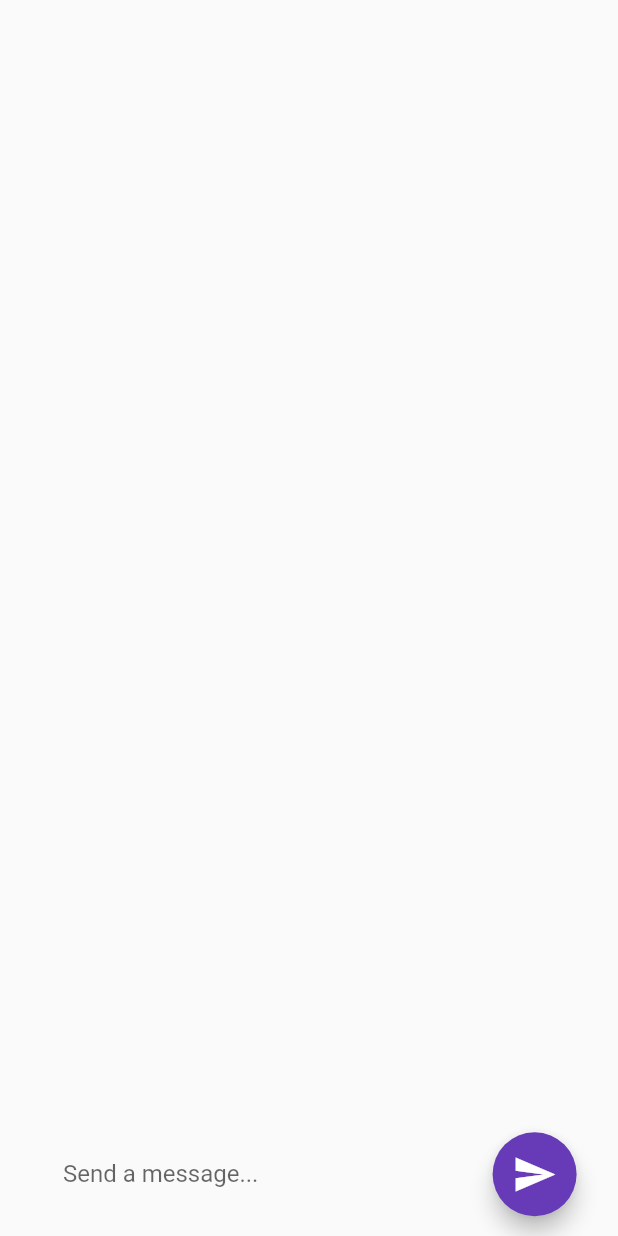
After one commit to filippoveggo/TPSIT2020, a Flutter app: the ChatPage screen opened directly, after a tap on the "send" icon, on a phone screen of 412 x 824 dp. The commit adds this screen. Run offline on Flutter 3.47's test engine with Material 2 defaults, Android fonts, the phone set to English and light mode, and no system bars; our stand-ins replace bubble, bubble_bottom_bar.

Commit message:
Fixed client access

```diff
--- /dev/null
+++ b/chatroom/client/lib/pages/ciao.dart
@@ -0,0 +1,149 @@
+import 'dart:convert';
+
+import 'package:flutter/material.dart';
+
+class ChatPage extends StatefulWidget {
+  @override
+  _ChatPageState createState() => _ChatPageState();
+}
+
+class _ChatPageState extends State<ChatPage> {
+  SocketIO socketIO;
+  List<String> messages;
+  double height, width;
+  TextEditingController textController;
+  ScrollController scrollController;
+
+  @override
+  void initState() {
+    //Initializing the message list
+    messages = List<String>();
+    //Initializing the TextEditingController and ScrollController
+    textController = TextEditingController();
+    scrollController = ScrollController();
+    //Creating the socket
+    socketIO = SocketIOManager().createSocketIO(
+      '<ENTER THE URL OF YOUR DEPLOYED APP>',
+      '/',
+    );
+    //Call init before doing anything with socket
+    socketIO.init();
+    //Subscribe to an event to listen to
+    socketIO.subscribe('receive_message', (jsonData) {
+      //Convert the JSON data received into a Map
+      Map<String, dynamic> data = json.decode(jsonData);
+      this.setState(() => messages.add(data['message']));
+      scrollController.animateTo(
+        scrollController.position.maxScrollExtent,
+        duration: Duration(milliseconds: 600),
+        curve: Curves.ease,
+      );
+    });
+    //Connect to the socket
+    socketIO.connect();
+    super.initState();
+  }
+
+  Widget buildSingleMessage(int index) {
+    return Container(
+      alignment: Alignment.centerLeft,
+      child: Container(
+        padding: const EdgeInsets.all(20.0),
+        margin: const EdgeInsets.only(bottom: 20.0, left: 20.0),
+        decoration: BoxDecoration(
+          color: Colors.deepPurple,
+          borderRadius: BorderRadius.circular(20.0),
+        ),
+        child: Text(
+          messages[index],
+          style: TextStyle(color: Colors.white, fontSize: 15.0),
+        ),
+      ),
+    );
+  }
+
+  Widget buildMessageList() {
+    return Container(
+      height: height * 0.8,
+      width: width,
+      child: ListView.builder(
+        controller: scrollController,
+        itemCount: messages.length,
+        itemBuilder: (BuildContext context, int index) {
+          return buildSingleMessage(index);
+        },
+      ),
+    );
+  }
+
+  Widget buildChatInput() {
+    return Container(
+      width: width * 0.7,
+      padding: const EdgeInsets.all(2.0),
+      margin: const EdgeInsets.only(left: 40.0),
+      child: TextField(
+        decoration: InputDecoration.collapsed(
+          hintText: 'Send a message...',
+        ),
+        controller: textController,
+      ),
+    );
+  }
+
+  Widget buildSendButton() {
+    return FloatingActionButton(
+      backgroundColor: Colors.deepPurple,
+      onPressed: () {
+        //Check if the textfield has text or not
+        if (textController.text.isNotEmpty) {
+          //Send the message as JSON data to send_message event
+          socketIO.sendMessage(
+              'send_message', json.encode({'message': textController.text}));
+          //Add the message to the list
+          this.setState(() => messages.add(textController.text));
+          textController.text = '';
+          //Scrolldown the list to show the latest message
+          scrollController.animateTo(
+            scrollController.position.maxScrollExtent,
+            duration: Duration(milliseconds: 600),
+            curve: Curves.ease,
+          );
+        }
+      },
+      child: Icon(
+        Icons.send,
+        size: 30,
+      ),
+    );
+  }
+
+  Widget buildInputArea() {
+    return Container(
+      height: height * 0.1,
+      width: width,
+      child: Row(
+        children: <Widget>[
+          buildChatInput(),
+          buildSendButton(),
+        ],
+      ),
+    );
+  }
+
+  @override
+  Widget build(BuildContext context) {
+    height = MediaQuery.of(context).size.height;
+    width = MediaQuery.of(context).size.width;
+    return Scaffold(
+      body: SingleChildScrollView(
+        child: Column(
+          children: <Widget>[
+            SizedBox(height: height * 0.1),
+            buildMessageList(),
+            buildInputArea(),
+          ],
+        ),
+      ),
+    );
+  }
+}
--- a/chatroom/client/pubspec.yaml
+++ b/chatroom/client/pubspec.yaml
@@ -28,7 +28,7 @@ dependencies:
   # The following adds the Cupertino Icons font to your application.
   # Use with the CupertinoIcons class for iOS style icons.
   cupertino_icons: ^1.0.0
-
+  bubble: ^1.1.9+1
 dev_dependencies:
   flutter_test:
     sdk: flutter
```
Also changed, not shown: chatroom/client/lib/pages/chat_users.dart (+62 -6 lines), chatroom/client/lib/pages/client.dart (+11 -12 lines), chatroom/client/lib/pages/home.dart (+17 -10 lines), chatroom/client/pubspec.lock.
